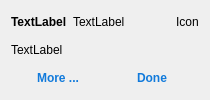
Before: the Qt Designer form dialogs/notificationelement.ui in crazafimahatratra/golem, drawn with Qt 5.
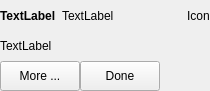
After: the same form once the commit is applied. Icons and pictures are not drawn.

Diff of the .ui file:
```diff
--- a/dialogs/notificationelement.ui
+++ b/dialogs/notificationelement.ui
@@ -7,7 +7,7 @@
     <x>0</x>
     <y>0</y>
     <width>210</width>
-    <height>100</height>
+    <height>91</height>
    </rect>
   </property>
   <property name="minimumSize">
@@ -20,6 +20,21 @@
    <string>Form</string>
   </property>
   <layout class="QGridLayout" name="gridLayout" columnstretch="1,1,0">
+   <property name="leftMargin">
+    <number>0</number>
+   </property>
+   <property name="topMargin">
+    <number>0</number>
+   </property>
+   <property name="rightMargin">
+    <number>0</number>
+   </property>
+   <property name="bottomMargin">
+    <number>0</number>
+   </property>
+   <property name="verticalSpacing">
+    <number>0</number>
+   </property>
    <item row="0" column="0">
     <widget class="QLabel" name="labelProjectName">
      <property name="sizePolicy">
@@ -57,21 +72,24 @@
      </property>
      <item>
       <widget class="QPushButton" name="pushButtonGo">
-       <property name="styleSheet">
-        <string notr="true">font-weight: bold;color:#117ADB</string>
+       <property name="minimumSize">
+        <size>
+         <width>0</width>
+         <height>30</height>
+        </size>
        </property>
        <property name="text">
         <string>More ...</string>
        </property>
-       <property name="flat">
-        <bool>true</bool>
-       </property>
       </widget>
      </item>
      <item>
       <widget class="QPushButton" name="pushButtonDone">
-       <property name="styleSheet">
-        <string notr="true">font-weight: bold;color:#117ADB</string>
+       <property name="minimumSize">
+        <size>
+         <width>0</width>
+         <height>30</height>
+        </size>
        </property>
        <property name="text">
         <string>Done</string>
@@ -80,11 +98,21 @@
         <iconset resource="../icons.qrc">
          <normaloff>:/png/icons/tick.png</normaloff>:/png/icons/tick.png</iconset>
        </property>
-       <property name="flat">
-        <bool>true</bool>
-       </property>
       </widget>
      </item>
+     <item>
+      <spacer name="horizontalSpacer">
+       <property name="orientation">
+        <enum>Qt::Horizontal</enum>
+       </property>
+       <property name="sizeHint" stdset="0">
+        <size>
+         <width>40</width>
+         <height>20</height>
+        </size>
+       </property>
+      </spacer>
+     </item>
     </layout>
    </item>
    <item row="1" column="0" colspan="3">
```
